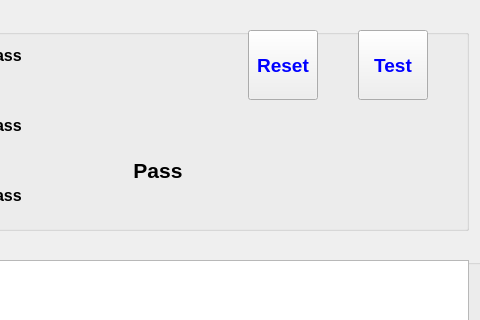
Old version of the form project/Harman_T500/testform.ui in the repository happyrabbit456/Qt5_dev; both pictures show x 312 to 792 and y 0 to 320 of the 792 by 620 pixel window.
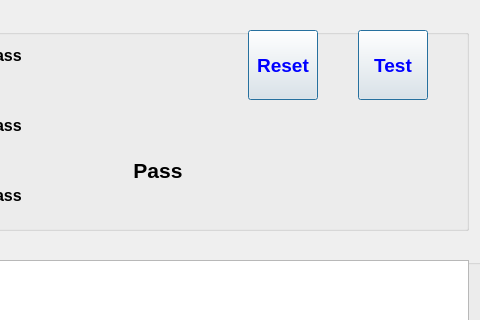
New version of the form.

Commit message: 1.保存xlsx格式Excel

What changed in the file:
```diff
--- a/project/Harman_T500/testform.ui
+++ b/project/Harman_T500/testform.ui
@@ -328,6 +328,12 @@
     <property name="text">
      <string>Test</string>
     </property>
+    <property name="default">
+     <bool>true</bool>
+    </property>
+    <property name="flat">
+     <bool>false</bool>
+    </property>
    </widget>
    <widget class="QPushButton" name="btnReset">
     <property name="geometry">
@@ -351,6 +357,9 @@
     <property name="text">
      <string>Reset</string>
     </property>
+    <property name="default">
+     <bool>true</bool>
+    </property>
    </widget>
   </widget>
  </widget>
```
The commit also changes 1 other file.
